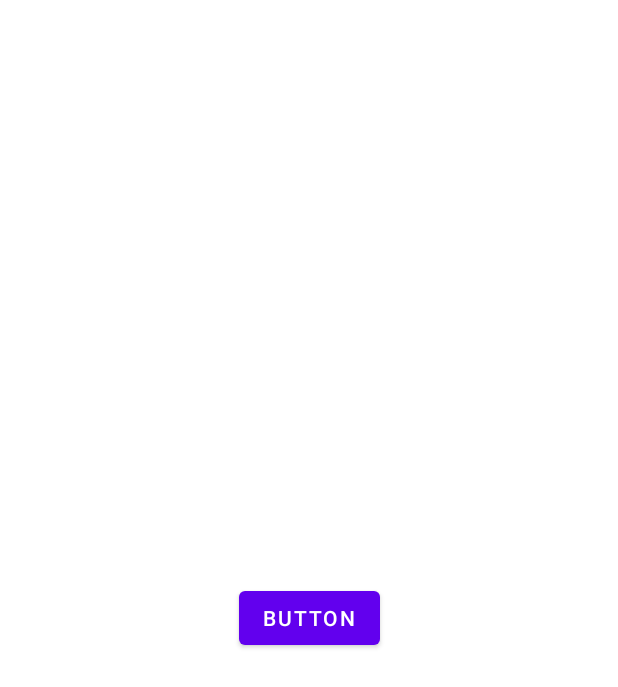
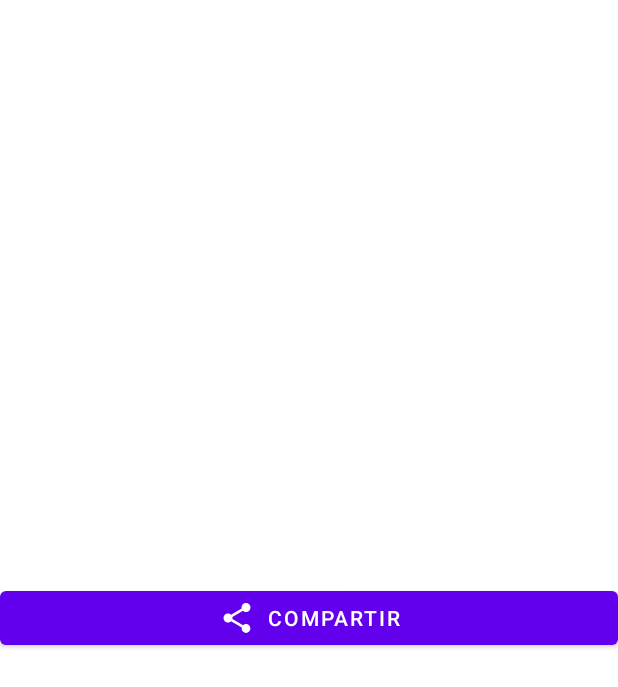
Before and after one commit to qboinstitute/AppIntentImplicitaKEA3, an Android app: the layout activity_main.xml on its own in the app's theme, with its tools: preview values and no code run, on a phone screen of 412 x 824 dp. Shown: the top 687 px of the screen. Run offline under Robolectric (Android 15) with nearby library versions, the phone set to English and light mode, and no system bars.

Commit message:
primera parte (110221)

```diff
--- a/app/build.gradle
+++ b/app/build.gradle
@@ -30,6 +30,9 @@ android {
     kotlinOptions {
         jvmTarget = '1.8'
     }
+    viewBinding{
+        enabled = true
+    }
 }
 
 dependencies {
--- /dev/null
+++ b/app/src/main/res/drawable/ic_share.xml
@@ -0,0 +1,5 @@
+<vector android:height="24dp" android:tint="#FFFFFF"
+    android:viewportHeight="24" android:viewportWidth="24"
+    android:width="24dp" xmlns:android="http://schemas.android.com/apk/res/android">
+    <path android:fillColor="@android:color/white" android:pathData="M18,16.08c-0.76,0 -1.44,0.3 -1.96,0.77L8.91,12.7c0.05,-0.23 0.09,-0.46 0.09,-0.7s-0.04,-0.47 -0.09,-0.7l7.05,-4.11c0.54,0.5 1.25,0.81 2.04,0.81 1.66,0 3,-1.34 3,-3s-1.34,-3 -3,-3 -3,1.34 -3,3c0,0.24 0.04,0.47 0.09,0.7L8.04,9.81C7.5,9.31 6.79,9 6,9c-1.66,0 -3,1.34 -3,3s1.34,3 3,3c0.79,0 1.5,-0.31 2.04,-0.81l7.12,4.16c-0.05,0.21 -0.08,0.43 -0.08,0.65 0,1.61 1.31,2.92 2.92,2.92 1.61,0 2.92,-1.31 2.92,-2.92s-1.31,-2.92 -2.92,-2.92z"/>
+</vector>
--- a/app/src/main/res/layout/activity_main.xml
+++ b/app/src/main/res/layout/activity_main.xml
@@ -7,10 +7,12 @@
     tools:context=".MainActivity">
 
     <Button
-        android:id="@+id/button"
-        android:layout_width="wrap_content"
+        android:id="@+id/btncompartir"
+        android:layout_width="0dp"
         android:layout_height="wrap_content"
-        android:text="Button"
+        android:text="@string/valbtncompartir"
+        app:icon="@drawable/ic_share"
+        app:iconGravity="textStart"
         app:layout_constraintBottom_toBottomOf="parent"
         app:layout_constraintEnd_toEndOf="parent"
         app:layout_constraintStart_toStartOf="parent"
--- a/app/src/main/res/values/strings.xml
+++ b/app/src/main/res/values/strings.xml
@@ -1,3 +1,4 @@
 <resources>
     <string name="app_name">AppIntentImplicitaKEA3</string>
+    <string name="valbtncompartir">COMPARTIR</string>
 </resources>
```
Also changed, not shown: app/src/main/java/com/qbo/appintentimplicitakea3/MainActivity.kt (+20 -1 lines), gradle/wrapper/gradle-wrapper.properties.
